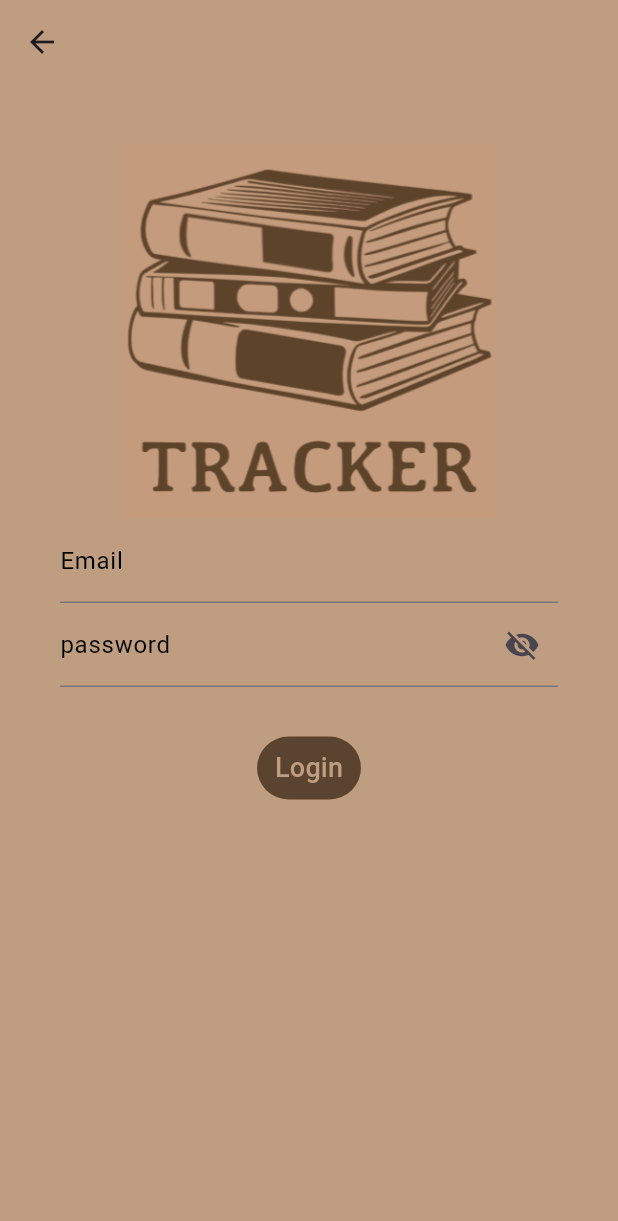
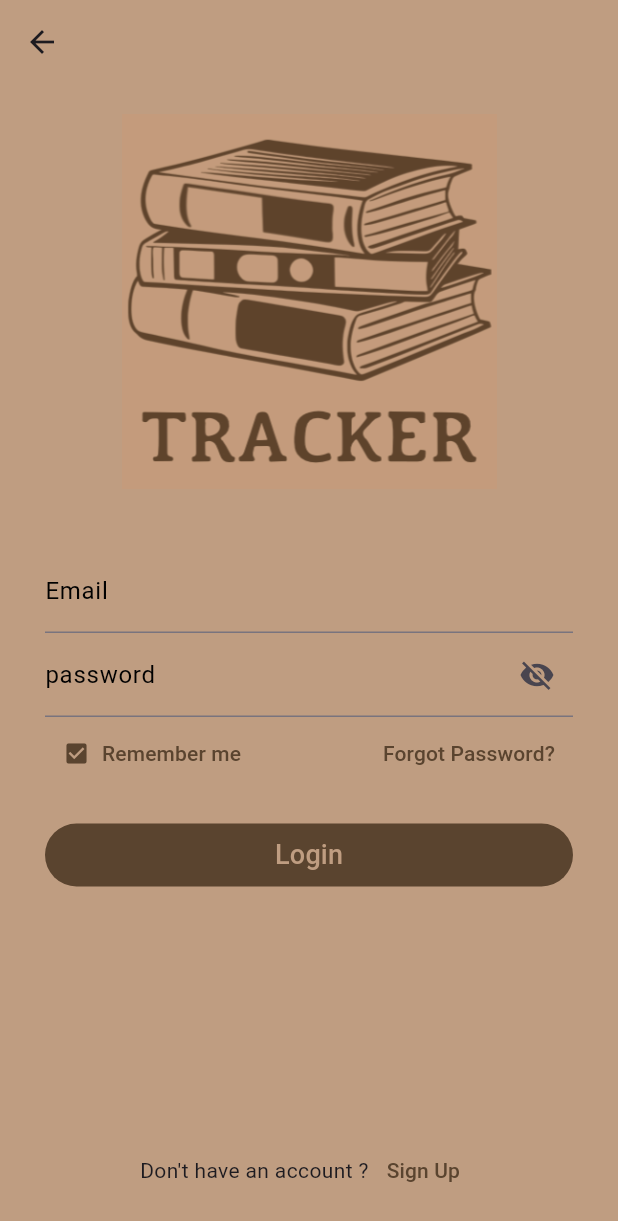
Before and after one commit to RowanTamer23/tracker, a Flutter app: the LogInScreen screen opened by its route, on a phone screen of 412 x 824 dp. Shown: the top 1221 px of the screen. Run offline on Flutter 3.47's test engine with Material 3 defaults, Android fonts, the light colour scheme and no system bars; our stand-ins replace flutter_screenutil, google_fonts; Roboto replaces fonts that are missing (Sigmar).

Commit message:
SignUp & splash screen fix

```diff
--- a/lib/core/routes/app_routers.dart
+++ b/lib/core/routes/app_routers.dart
@@ -1,7 +1,8 @@
 import 'package:flutter/material.dart';
-import 'package:tracker/view/screens/login.dart';
+import 'package:tracker/view/screens/login_screen.dart';
 import 'package:tracker/core/routes/routes.dart';
 import 'package:tracker/view/screens/onboarding_screen.dart';
+import 'package:tracker/view/screens/signup_Screen.dart';
 
 class AppRouter {
   Route generateRoute(RouteSettings settings) {
@@ -11,6 +12,9 @@ class AppRouter {
 
       case Routes.login:
         return MaterialPageRoute(builder: (_) => LogInScreen());
+
+      case Routes.signup:
+        return MaterialPageRoute(builder: (_) => SignUpScreen());
     }
 
     // Unknown route
--- a/lib/core/routes/routes.dart
+++ b/lib/core/routes/routes.dart
@@ -1,4 +1,5 @@
 class Routes {
   static const String login = '/login';
+  static const String signup = '/signup';
   static const String onboarding = '/onboarding';
 }
--- a/lib/view/screens/login.dart
+++ b/lib/view/screens/login_screen.dart
@@ -1,4 +1,5 @@
 import 'package:flutter/material.dart';
+import 'package:tracker/core/routes/routes.dart';
 import 'package:tracker/view/widgets/text_button.dart';
 
 class LogInScreen extends StatefulWidget {
@@ -9,6 +10,7 @@ class LogInScreen extends StatefulWidget {
 
 class _LogInStateScreen extends State<LogInScreen> {
   bool _isObscured = true;
+  bool isRememberMe = true;
 
   @override
   Widget build(BuildContext context) {
@@ -19,7 +21,7 @@ class _LogInStateScreen extends State<LogInScreen> {
         backgroundColor: Color(0xFFBF9D81),
         body: Center(
             child: Padding(
-                padding: EdgeInsets.all(40),
+                padding: EdgeInsets.symmetric(horizontal: 30, vertical: 20),
                 child: Column(
                     mainAxisAlignment: MainAxisAlignment.start,
                     children: [
@@ -28,6 +30,9 @@ class _LogInStateScreen extends State<LogInScreen> {
                         width: 250,
                         height: 250,
                         fit: BoxFit.cover,
+                      ),
+                      SizedBox(
+                        height: 40,
                       ),
                       TextField(
                         cursorColor: Color.fromARGB(255, 218, 187, 167),
@@ -72,13 +77,60 @@ class _LogInStateScreen extends State<LogInScreen> {
                             hintStyle:
                                 TextStyle(color: Color.fromRGBO(0, 0, 0, 150))),
                       ),
-                      SizedBox(height: 30),
-                      TextButtonWid(
-                        text: 'Login',
-                        onPressed: () {
-                          // Handle login action
-                        },
-                      )
+                      Row(
+                        mainAxisAlignment: MainAxisAlignment.spaceBetween,
+                        children: [
+                          TextButton.icon(
+                            onPressed: () {
+                              setState(() {
+                                isRememberMe = !isRememberMe;
+                              });
+                            },
+                            icon: Icon(
+                                isRememberMe
+                                    ? Icons.check_box
+                                    : Icons.check_box_outline_blank,
+                                color: Color(0xFF5A442F)),
+                            label: Text('Remember me'),
+                            style: TextButton.styleFrom(
+                              foregroundColor: Color(0xFF5A442F),
+                            ),
+                          ),
+                          TextButton(
+                            onPressed: () {},
+                            child: Text(
+                              'Forgot Password?',
+                              style: TextStyle(color: Color(0xFF5A442F)),
+                            ),
+                          )
+                        ],
+                      ),
+                      SizedBox(height: 20),
+                      Container(
+                        width: double.infinity,
+                        child: TextButtonWid(
+                          text: 'Login',
+                          onPressed: () {
+                            // Handle login action
+                          },
+                        ),
+                      ),
+                      Spacer(),
+                      Row(
+                        mainAxisAlignment: MainAxisAlignment.center,
+                        children: [
+                          Text('Don\'t have an account ?'),
+                          TextButton(
+                            onPressed: () {
+                              Navigator.pushNamed(context, Routes.signup);
+                            },
+                            child: Text(
+                              'Sign Up',
+                              style: TextStyle(color: Color(0xFF5A442F)),
+                            ),
+                          )
+                        ],
+                      ),
                     ]))));
   }
 }
```
Also changed, not shown: lib/view/screens/signup_Screen.dart (added, +149 -0 lines), pubspec.yaml (+8 -2 lines), assets/images/logo1.png (deleted), pubspec.lock, 21 other files.
